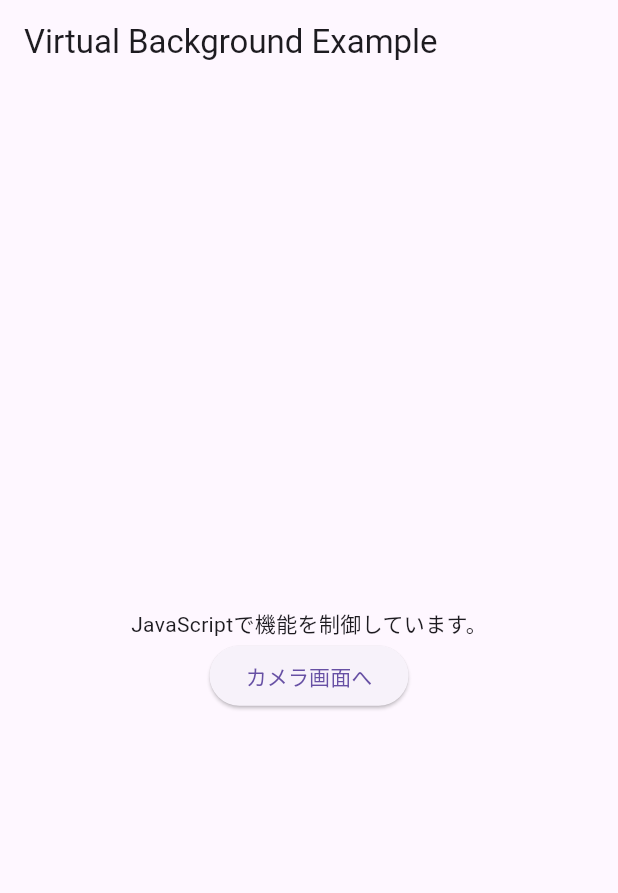
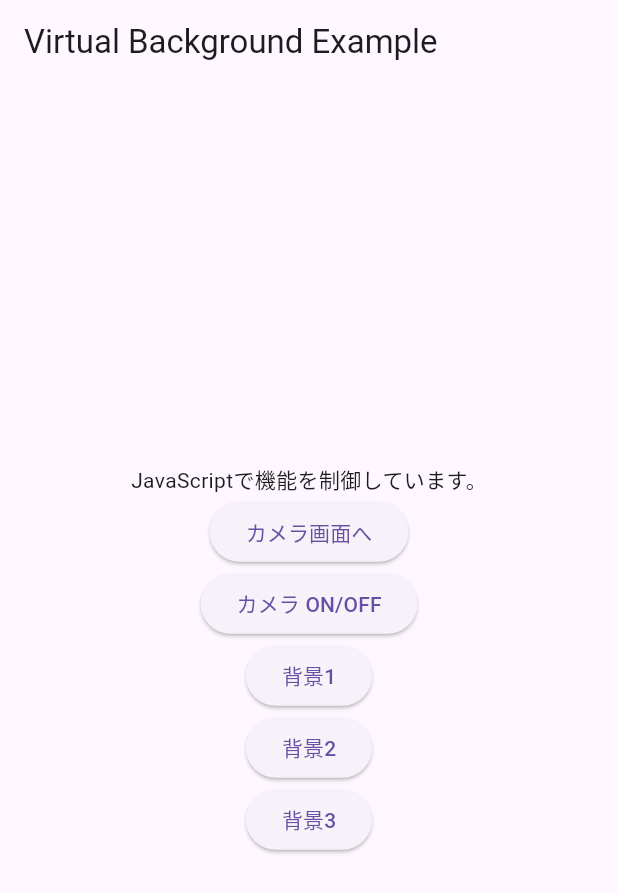
Before and after one commit to toyotarou/test_flutter_webrtc_sample, a Flutter app: the screen it shows after launch, on a phone screen of 412 x 824 dp. Shown: the top 893 px of the screen. Run offline on Flutter 3.47's test engine with Material 3 defaults, Android fonts, the phone set to English and light mode, and no system bars; missing offline and left inert: dart:html, dart:js.

Commit message:
commit 20241113 移動案1

```diff
--- a/lib/main.dart
+++ b/lib/main.dart
@@ -1,6 +1,4 @@
-// ignore: avoid_web_libraries_in_flutter
 import 'dart:html' as html;
-// ignore: avoid_web_libraries_in_flutter
 import 'dart:js' as js;
 import 'package:flutter/material.dart';
 
@@ -23,9 +21,35 @@ class MyApp extends StatelessWidget {
               onPressed: () => html.window.location.href = 'camera.html',
               child: const Text('カメラ画面へ'),
             ),
+            ElevatedButton(
+              onPressed: toggleCamera,
+              child: const Text('カメラ ON/OFF'),
+            ),
+            ElevatedButton(
+              onPressed: () => changeBackground('/assets/images/background1.jpg'),
+              child: const Text('背景1'),
+            ),
+            ElevatedButton(
+              onPressed: () => changeBackground('/assets/images/background2.jpg'),
+              child: const Text('背景2'),
+            ),
+            ElevatedButton(
+              onPressed: () => changeBackground('/assets/images/background3.jpg'),
+              child: const Text('背景3'),
+            ),
           ],
         ),
       ),
     );
   }
+
+  // カメラのオン/オフを切り替えるDart関数
+  void toggleCamera() {
+    js.context.callMethod('toggleCamera');
+  }
+
+  // 背景画像を変更するDart関数
+  void changeBackground(String imagePath) {
+    js.context.callMethod('changeBackground', [imagePath]);
+  }
 }
```
Also changed, not shown: 1 other file.
